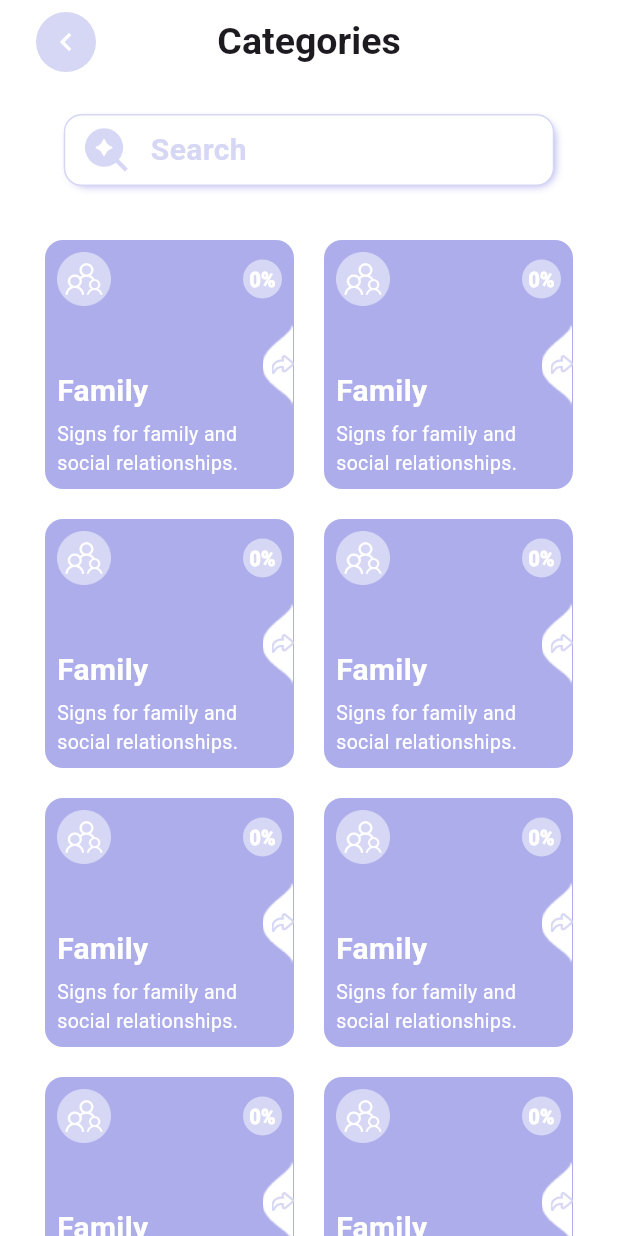
After one commit to Al-zahraa-ahmed/Graduation-project, a Flutter app: the LearingHome screen opened directly, after a tap on "Learn Sign Language", on a phone screen of 412 x 824 dp. The commit adds this screen. Run offline on Flutter 3.47's test engine with Material 3 defaults, Android fonts, the light colour scheme and no system bars; our stand-ins replace dots_indicator.

Commit message:
Finishing Category Screen

```diff
--- a/lib/Core/TextStyles/TextStyles.dart
+++ b/lib/Core/TextStyles/TextStyles.dart
@@ -11,4 +11,11 @@ abstract class Textstyles {
     fontWeight: FontWeight.w600,
     fontSize: 13,
   );
+  static  TextStyle medium20 = TextStyle(
+    fontWeight: FontWeight.w600,
+    fontSize: 20,
+  );
+  static  TextStyle regular13 = TextStyle(
+    fontSize: 13,
+  );
 }
--- a/lib/l10n/intl_en.arb
+++ b/lib/l10n/intl_en.arb
@@ -111,8 +111,11 @@
     "home1_service4_desc":"Interactive games to learn sign language.",
 
     "screen12":"Category",
-    "categories.title":"Categories",
-    "categories.search":"Search",
+    "categories_title":"Categories",
+    "categories_search":"Search",
+
+    "family":"Family",
+    "familydec":"Signs for family and social relationships.",
 
     "screen13":"lessons",
     "lessons.vocab":"Vocabulary",
--- /dev/null
+++ b/lib/presentation/CategouriesPage/CategouriesPage.dart
@@ -0,0 +1,45 @@
+import 'package:flutter/material.dart';
+import 'package:graduation_project/Core/TextStyles/TextStyles.dart';
+import 'package:graduation_project/generated/l10n.dart';
+import 'package:graduation_project/presentation/CategouriesPage/Widgets/SearchBar.dart';
+import 'package:graduation_project/presentation/CategouriesPage/Widgets/gridviewofcards.dart';
+
+class CategoriesPage extends StatelessWidget {
+  const CategoriesPage({super.key});
+
+  @override
+  Widget build(BuildContext context) {
+    return Scaffold(
+      appBar: AppBar(
+        leadingWidth: 90,
+        centerTitle: true,
+        leading: Row(
+          children: [
+            SizedBox(width: 20),
+            IconButton(
+              style: IconButton.styleFrom(backgroundColor: Color(0xffD6D6F5)),
+              color: Colors.white,
+              onPressed: () {
+                Navigator.pop(context);
+              },
+              icon: Icon(Icons.chevron_left),
+            ),
+          ],
+        ),
+        title: Text(S.of(context).categories_title, style: Textstyles.medium25),
+      ),
+      body: Padding(
+        padding: const EdgeInsets.symmetric(horizontal: 20.0),
+        child: Column(
+          children: [
+            SizedBox(height: 20),
+            // SearchBar(),
+            Search(),
+            SizedBox(height: 36),
+            Expanded(child: GridOfCards())
+          ],
+        ),
+      ),
+    );
+  }
+}
--- /dev/null
+++ b/lib/presentation/CategouriesPage/Widgets/SearchBar.dart
@@ -0,0 +1,36 @@
+import 'package:flutter/material.dart';
+import 'package:graduation_project/Core/TextStyles/TextStyles.dart';
+import 'package:graduation_project/generated/l10n.dart';
+
+class Search extends StatelessWidget {
+  const Search({super.key});
+
+  @override
+  Widget build(BuildContext context) {
+    return Container(
+      height: 48,width: 327,
+      padding: EdgeInsetsDirectional.symmetric(horizontal: 8,vertical: 4),
+      decoration: BoxDecoration(
+        border: Border.all(color: Color(0xffD6D6F5)),
+        color:Colors.white,
+        borderRadius:BorderRadius.circular(12),
+        boxShadow: [
+          BoxShadow(
+            offset:Offset(2,2),
+            color: Color(0xffADADEB),
+            blurRadius: 4,
+            spreadRadius:-2
+
+          )
+        ]
+      ),
+      child:Row(
+        children: [
+          Image.asset("Assets/images/search.png"),
+          SizedBox(width: 10,),
+          Text(S.of(context).categories_search,style: Textstyles.medium20.copyWith(color: Color(0xffD6D6F5)),)
+        ],
+      ) ,
+    );
+  }
+}
--- /dev/null
+++ b/lib/presentation/CategouriesPage/Widgets/gridviewofcards.dart
@@ -0,0 +1,22 @@
+import 'package:flutter/material.dart';
+import 'package:graduation_project/presentation/CategouriesPage/Widgets/learningcards.dart';
+
+class GridOfCards extends StatelessWidget {
+  const GridOfCards({super.key});
+
+  @override
+  Widget build(BuildContext context) {
+    return GridView.builder(
+      padding: EdgeInsets.symmetric(horizontal: 10),
+      gridDelegate: SliverGridDelegateWithFixedCrossAxisCount(
+        mainAxisSpacing: 20,
+        crossAxisSpacing: 20,
+        crossAxisCount: 2,
+      ),
+      itemCount: 16,
+      itemBuilder: (BuildContext context, int index) {
+        return LearningCards();
+      },
+    );
+  }
+}
--- /dev/null
+++ b/lib/presentation/CategouriesPage/Widgets/learningcards.dart
@@ -0,0 +1,61 @@
+
+import 'package:flutter/material.dart';
+import 'package:graduation_project/Core/TextStyles/TextStyles.dart';
+import 'package:graduation_project/generated/l10n.dart';
+import 'package:graduation_project/presentation/CategouriesPage/Widgets/percentage.dart';
+
+class LearningCards extends StatelessWidget {
+  const LearningCards({super.key});
+
+  @override
+  Widget build(BuildContext context) {
+    return Stack(
+      children: [
+        AspectRatio(
+          aspectRatio: 155/155,
+          child: Container(
+            width: 152,
+            height: 155,
+            padding: EdgeInsets.all(8),
+            decoration: BoxDecoration(
+              color: Color(0xffADADEB),
+              borderRadius: BorderRadius.circular(12),
+            ),
+            child: Column(
+              crossAxisAlignment: CrossAxisAlignment.start,
+              children: [
+                Row(
+                  mainAxisAlignment: MainAxisAlignment.spaceBetween,
+                  children: [
+                    Image.asset(
+                      "Assets/images/family.png",
+                      height: 36,
+                      width: 36,
+                    ),
+                    Percentage(),
+                  ],
+                ),
+                Expanded(child: SizedBox()),
+                Text(
+                  S.of(context).family,
+                  style: Textstyles.medium20.copyWith(color: Colors.white),
+                ),
+                SizedBox(height: 5),
+                Text(
+                  S.of(context).familydec,
+                  style: Textstyles.regular13.copyWith(color: Colors.white),
+                ),
+              ],
+            ),
+          ),
+        ),
+
+        Align(alignment: AlignmentGeometry.centerRight,child: Padding(
+          padding: const EdgeInsets.only(right: 1.0),
+          child: Image.asset("Assets/images/Ellipse 2.png"),
+        )),
+        Align(alignment: AlignmentGeometry.centerRight,child: Image.asset("Assets/images/arrow.png", width: 15, height: 13)),
+      ],
+    );
+  }
+}
--- /dev/null
+++ b/lib/presentation/CategouriesPage/Widgets/percentage.dart
@@ -0,0 +1,29 @@
+
+import 'package:flutter/material.dart';
+
+class Percentage extends StatelessWidget {
+  const Percentage({super.key});
+
+  @override
+  Widget build(BuildContext context) {
+    return Container(
+      height: 26,
+      width: 26,
+      padding: EdgeInsets.all(4),
+      decoration: BoxDecoration(
+        color: Color(0xffD6D6F5),
+        borderRadius: BorderRadius.circular(40),
+      ),
+      child: Center(
+        child: Text(
+          "0%",
+          style: TextStyle(
+            fontSize: 13,
+            fontWeight: FontWeight.w900,
+            color: Colors.white,
+          ),
+        ),
+      ),
+    );
+  }
+}
--- a/lib/presentation/LearningHome/learninghome.dart
+++ b/lib/presentation/LearningHome/learninghome.dart
@@ -1,6 +1,7 @@
 import 'package:flutter/material.dart';
 import 'package:graduation_project/Core/TextStyles/TextStyles.dart';
 import 'package:graduation_project/generated/l10n.dart';
+import 'package:graduation_project/presentation/CategouriesPage/CategouriesPage.dart';
 import 'package:graduation_project/presentation/LearningHome/widgets/HomeService.dart';
 import 'package:graduation_project/presentation/LearningHome/widgets/Homecard.dart';
 
@@ -40,10 +41,22 @@ class LearingHome extends StatelessWidget {
               padding: const EdgeInsets.symmetric(horizontal: 10.0),
               child: Column(
                 children: [
-                  HomeService(
-                    txt1: S.of(context).home1_service1,
-                    txt2: S.of(context).home1_service1_desc,
-                    img: "Assets/images/hands.png",
+                  GestureDetector(
+                    onTap: () {
+                      Navigator.push(
+                        context,
+                        MaterialPageRoute(
+                          builder: (buildcontext) {
+                            return CategoriesPage();
+                          },
+                        ),
+                      );
+                    },
+                    child: HomeService(
+                      txt1: S.of(context).home1_service1,
+                      txt2: S.of(context).home1_service1_desc,
+                      img: "Assets/images/hands.png",
+                    ),
                   ),
                   HomeService(
                     txt1: S.of(context).home1_service2,
```
Also changed, not shown: Assets/images/Ellipse 2.png (added), Assets/images/arrow.png (added), Assets/images/family.png (added), Assets/images/search.png (added), lib/generated/intl/messages_en.dart, lib/generated/l10n.dart.
